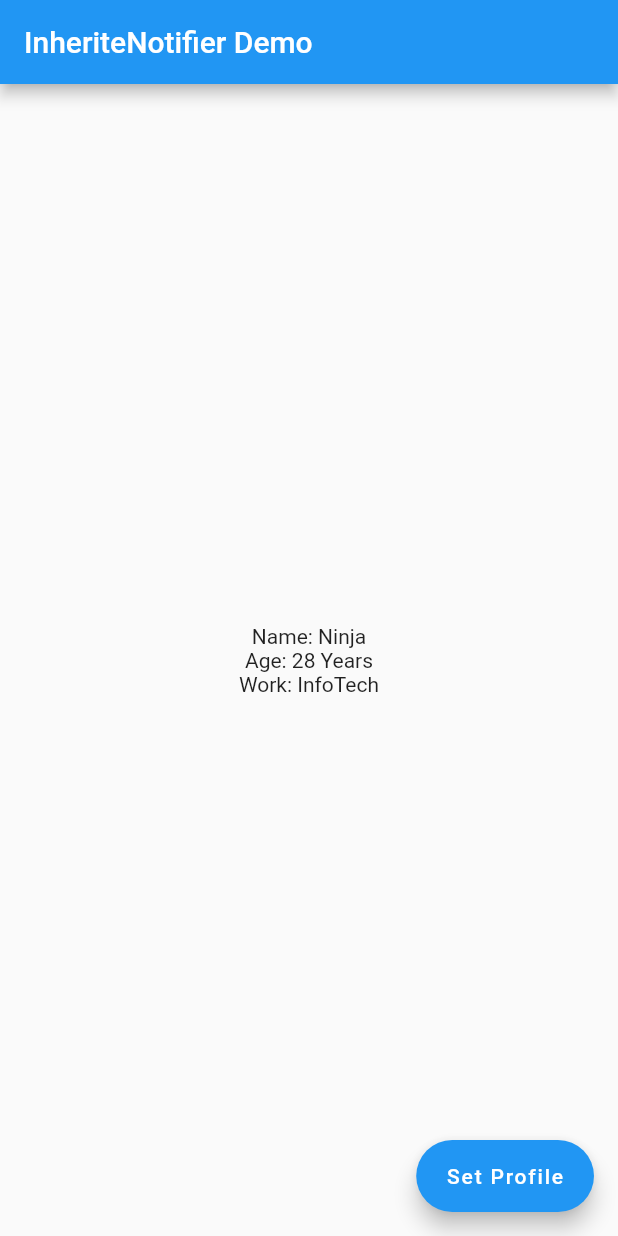
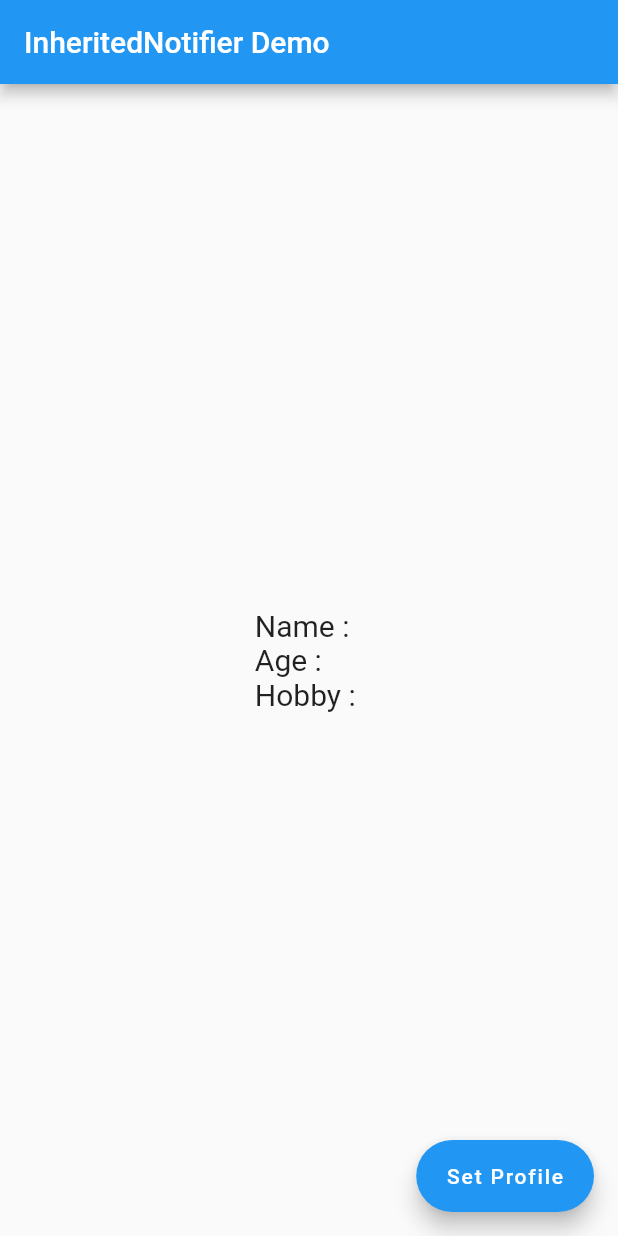
Before and after one commit to cp-sneha-s/inherited_notifier_demo, a Flutter app: the screen it shows after launch, on a phone screen of 412 x 824 dp. Run offline on Flutter 3.47's test engine with Material 2 defaults, Android fonts, the phone set to English and light mode, and no system bars.

Commit message:
Add empty string for profile

```diff
--- a/lib/home_page.dart
+++ b/lib/home_page.dart
@@ -17,7 +17,7 @@ class HomePage extends StatelessWidget {
   Widget build(BuildContext context) {
     return Scaffold(
       appBar: AppBar(
-        title: Text('InheriteNotifier Demo'),
+        title: const Text('InheritedNotifier Demo'),
       ),
       body: ProfileNotifier(
         profileState: state,
@@ -25,12 +25,21 @@ class HomePage extends StatelessWidget {
           builder: (context) {
             return Center(
               child: Column(
-                crossAxisAlignment: CrossAxisAlignment.center,
+                crossAxisAlignment: CrossAxisAlignment.start,
               mainAxisAlignment: MainAxisAlignment.center,
               children: [
-                  Text('Name: ${ProfileNotifier.of(context).name}'),
-                  Text('Age: ${ProfileNotifier.of(context).age} Years'),
-                  Text('Work: ${ProfileNotifier.of(context).work}')
+                Text(
+                  'Name : ${ProfileNotifier.of(context).name}',
+                  style: const TextStyle(fontSize: 20),
+                ),
+                Text(
+                  'Age : ${ProfileNotifier.of(context).age} ',
+                  style: const TextStyle(fontSize: 20),
+                ),
+                Text(
+                  'Hobby : ${ProfileNotifier.of(context).work}',
+                  style: const TextStyle(fontSize: 20),
+                )
               ],
             ),
             );
@@ -64,18 +73,21 @@ class HomePage extends StatelessWidget {
                             border: OutlineInputBorder()
                         ),
                       ),
-                      ElevatedButton(onPressed: (){
-                        Profile profile= Profile(name: _nameController.text,
+                      ElevatedButton(
+                          onPressed: () {
+                            Profile profile = Profile(
+                                name: _nameController.text,
                                 age: _ageController.text,
                                 work: _workController.text);
                             state.setProfile(profile);
                             Navigator.pop(context);
-                        }, child: Text("Save"))
+                          },
+                          child: const Text("Save"))
                     ],
                   );
                 });
-
-      }, label: Text('Set Profile')),
+          },
+          label: const Text('Set Profile')),
     );
   }
 }
--- a/lib/profile.dart
+++ b/lib/profile.dart
@@ -1,7 +1,7 @@
-class Profile{
-  String name;
-  String age;
-  String work;
+class Profile {
+  String? name;
+  String? age;
+  String? work;
 
-  Profile({required this.name,required this.age,required this.work});
+  Profile({this.name = '', this.age = '', this.work = ''});
 }
--- a/lib/profile_notifier.dart
+++ b/lib/profile_notifier.dart
@@ -3,14 +3,14 @@ import 'package:inherited_notifier_demo/profile.dart';
 
 class ProfileState with ChangeNotifier {
 
-  Profile? _profile;
+  Profile _profile = Profile();
 
   void setProfile(Profile updatedProfile) {
     _profile = updatedProfile;
     notifyListeners();
   }
 
-  Profile get profile => _profile??Profile(name: 'Ninja', age: '28', work: 'InfoTech');
+  Profile get profile => _profile;
 }
 
 class ProfileNotifier extends InheritedNotifier<ProfileState> {
```
Lines whose indentation alone changed are shown as unchanged.
